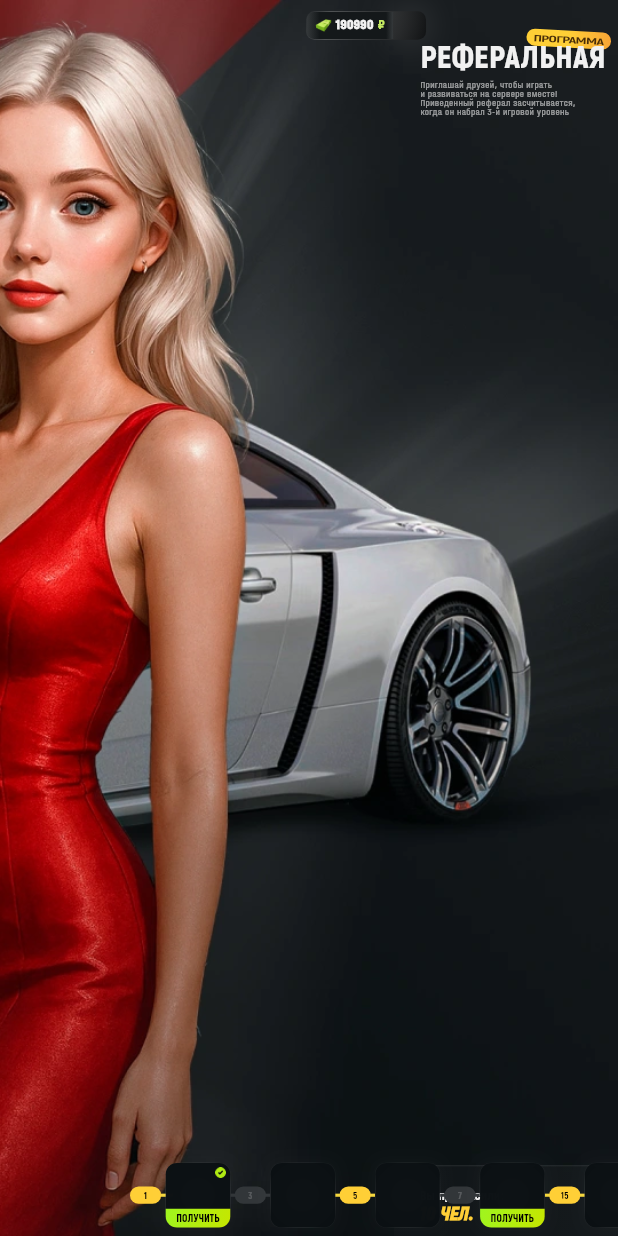
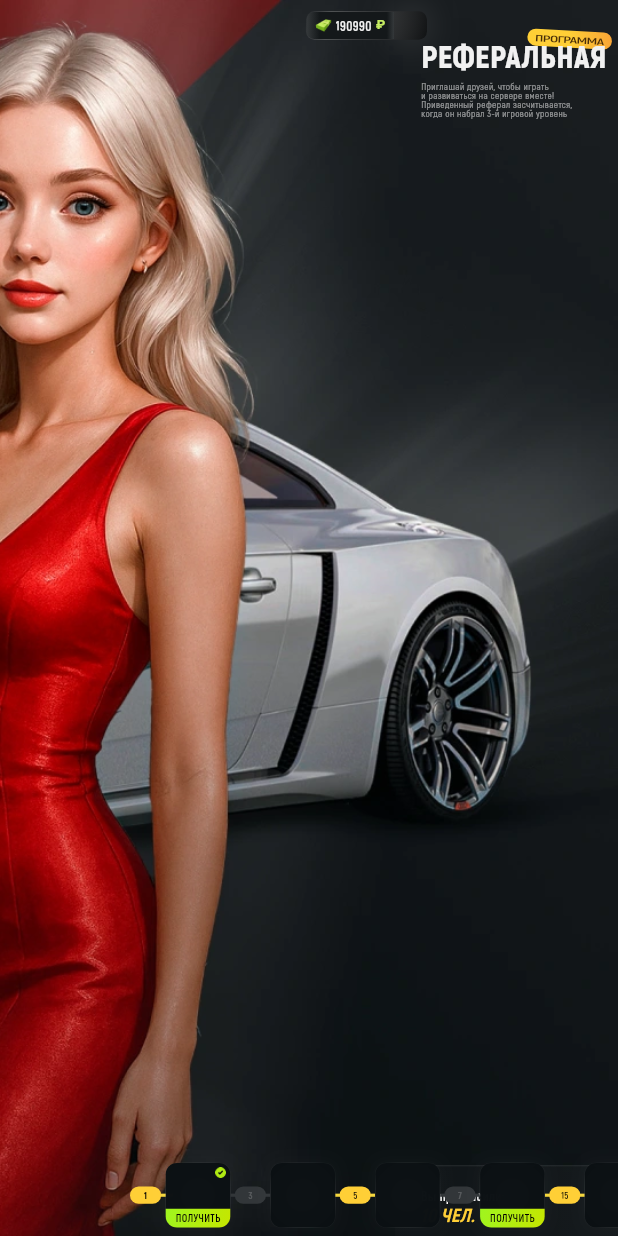
Before and after one commit to petrfalkovsky/com-russia-game-flutter-ui, a Flutter app: the screen it shows after launch, after a tap on "РЕФЕРАЛЬНАЯ ПРОГРАММА", on a phone screen of 412 x 824 dp. Run offline on Flutter 3.47's test engine with Material 3 defaults, Android fonts, the phone set to English and light mode, and no system bars; our stand-ins replace auto_size_text, figma_squircle, get_it, gradient_borders; missing offline and left inert: flutter_inner_shadow.

Commit message:
fix: change halvar to akrobat for testing

```diff
--- a/lib/feature/launcher/referral_program/presentation/pages/referral_program_screen.dart
+++ b/lib/feature/launcher/referral_program/presentation/pages/referral_program_screen.dart
@@ -156,10 +156,10 @@ class ReferralProgramScreen extends StatelessWidget {
                                   context.locales.ref_donate_procent
                                       .replaceAll('%d', '1')
                                       .toLowerCase(),
-                                  style: AppFonts.fontHalvar50sdpW(
+                                  style: AppFonts.fontAkrobat50sdpW(
                                     context,
                                     AppColors.white,
-                                    FontWeight.w800,
+                                    FontWeight.w700,
                                   ),
                                 ),
 
@@ -169,10 +169,10 @@ class ReferralProgramScreen extends StatelessWidget {
                                   context.locales.ref_referrers
                                       .replaceAll('%d', '25')
                                       .toLowerCase(),
-                                  style: AppFonts.fontHalvar30sdpW(
+                                  style: AppFonts.fontAkrobat30sdpW(
                                     context,
                                     AppColors.white.withOpacity(.7),
-                                    FontWeight.w800,
+                                    FontWeight.w700,
                                   ),
                                 ),
                               ],
@@ -271,7 +271,7 @@ class ReferralProgramScreen extends StatelessWidget {
                             AppFonts.fontAkrobat32sdpW(
                               context,
                               AppColors.refBrown,
-                              FontWeight.w800,
+                              FontWeight.w700,
                             ).copyWith(
                               letterSpacing: -.3,
                               height: sdpW(context, 38) / sdpW(context, 32),
@@ -299,7 +299,7 @@ class ReferralProgramScreen extends StatelessWidget {
 
                   Text(
                     context.locales.ref_description,
-                    style: AppFonts.fontHalvar36sdpW(
+                    style: AppFonts.fontAkrobat36sdpW(
                       context,
                       AppColors.white.withOpacity(.6),
                       FontWeight.w300,
@@ -351,10 +351,10 @@ class ReferralProgramScreen extends StatelessWidget {
                           Text(
                             textAlign: TextAlign.center,
                             context.locales.ref_you_invite,
-                            style: AppFonts.fontHalvar50sdpW(
+                            style: AppFonts.fontAkrobat50sdpW(
                               context,
                               AppColors.white,
-                              FontWeight.w800,
+                              FontWeight.w700,
                             ),
                           ),
 
@@ -363,10 +363,10 @@ class ReferralProgramScreen extends StatelessWidget {
                           Text(
                             textAlign: TextAlign.center,
                             '10 ${context.locales.ref_persons.toUpperCase()}',
-                            style: AppFonts.fontHalvar70sdpW(
+                            style: AppFonts.fontAkrobat70sdpW(
                               context,
                               AppColors.refYellowLight,
-                              FontWeight.w900,
+                              FontWeight.w800,
                             ).copyWith(fontStyle: FontStyle.italic),
                           ),
                         ],
--- a/lib/feature/launcher/referral_program/presentation/widgets/accumulated_widget.dart
+++ b/lib/feature/launcher/referral_program/presentation/widgets/accumulated_widget.dart
@@ -189,7 +189,7 @@ class AccumulatedWidget extends StatelessWidget {
                     children: [
                       Text(
                         context.locales.ref_accumulated,
-                        style: AppFonts.fontHalvar30sdpW(
+                        style: AppFonts.fontAkrobat30sdpW(
                           context,
                           AppColors.white.withOpacity(.5),
                           FontWeight.w400,
@@ -206,18 +206,18 @@ class AccumulatedWidget extends StatelessWidget {
                                 children: [
                                   TextSpan(
                                     text: textValue.toString(),
-                                    style: AppFonts.fontHalvar50sdpW(
+                                    style: AppFonts.fontAkrobat50sdpW(
                                       context,
                                       AppColors.white,
-                                      FontWeight.w800,
+                                      FontWeight.w700,
                                     ),
                                   ),
                                   TextSpan(
                                     text: ' ${context.locales.RC}',
-                                    style: AppFonts.fontHalvar50sdpW(
+                                    style: AppFonts.fontAkrobat50sdpW(
                                       context,
                                       AppColors.refYellowLight,
-                                      FontWeight.w800,
+                                      FontWeight.w700,
                                     ),
                                   ),
                                 ],
@@ -328,7 +328,7 @@ class AccumulatedWidget extends StatelessWidget {
                       ),
                       child: Text(
                         context.locales.ref_claim.toUpperCase(),
-                        style: AppFonts.fontHalvar50sdpW(context, AppColors.black, FontWeight.w900),
+                        style: AppFonts.fontAkrobat50sdpW(context, AppColors.black, FontWeight.w700),
                       ),
                     ),
                   ),
--- a/lib/feature/launcher/referral_program/presentation/widgets/balance_widget.dart
+++ b/lib/feature/launcher/referral_program/presentation/widgets/balance_widget.dart
@@ -175,20 +175,20 @@ class BalanceWidget extends StatelessWidget {
                         Text(
                           textAlign: TextAlign.center,
                           balanceValue ?? '0',
-                          style: AppFonts.fontHalvar50sdpW(
+                          style: AppFonts.fontAkrobat50sdpW(
                             context,
                             AppColors.white,
-                            FontWeight.w900,
+                            FontWeight.w700,
                           ),
                         ),
                         sdpW(context, 16).width,
                         Text(
                           textAlign: TextAlign.center,
                           isGreyView ? context.locales.rub : context.locales.RC,
-                          style: AppFonts.fontHalvar50sdpW(
+                          style: AppFonts.fontAkrobat50sdpW(
                             context,
                             isGreyView ? AppColors.refGreen : AppColors.refYellowLight,
-                            FontWeight.w800,
+                            FontWeight.w700,
                           ),
                         ),
                       ],
--- a/lib/feature/launcher/referral_program/presentation/widgets/horizontal_cardlist.dart
+++ b/lib/feature/launcher/referral_program/presentation/widgets/horizontal_cardlist.dart
@@ -164,10 +164,10 @@ class HorizontalCardsList extends StatelessWidget {
                       child: Center(
                         child: Text(
                           buttonText.toUpperCase(),
-                          style: AppFonts.fontHalvar40sdpW(
+                          style: AppFonts.fontAkrobat40sdpW(
                             context,
                             AppColors.black,
-                            FontWeight.w800,
+                            FontWeight.w700,
                           ),
                         ),
                       ),
@@ -272,7 +272,7 @@ class HorizontalCardsList extends StatelessWidget {
                   style: AppFonts.fontAkrobat36sdpW(
                     context,
                     isActive ? AppColors.black : AppColors.white.withOpacity(.2),
-                    FontWeight.w800,
+                    FontWeight.w700,
                   ),
                 ),
               ),
--- a/lib/feature/launcher/referral_program/presentation/widgets/improve_widget.dart
+++ b/lib/feature/launcher/referral_program/presentation/widgets/improve_widget.dart
@@ -113,7 +113,7 @@ class ImproveWidget extends StatelessWidget {
               : context.locales.ref_upgrade
                     .replaceAll('%d', upgradePercent.toString())
                     .toUpperCase(),
-          style: AppFonts.fontHalvar40sdpW(context, AppColors.white, FontWeight.w800),
+          style: AppFonts.fontAkrobat40sdpW(context, AppColors.white, FontWeight.w700),
         ),
       ],
     );
--- a/lib/feature/launcher/referral_program/presentation/widgets/promocode_widget.dart
+++ b/lib/feature/launcher/referral_program/presentation/widgets/promocode_widget.dart
@@ -132,7 +132,7 @@ class PromocodeWidget extends StatelessWidget {
                             Text(
                               textAlign: TextAlign.center,
                               context.locales.ref_your_turn,
-                              style: AppFonts.fontHalvar30sdpW(
+                              style: AppFonts.fontAkrobat30sdpW(
                                 context,
                                 AppColors.white.withOpacity(.5),
                                 FontWeight.w400,
@@ -148,10 +148,10 @@ class PromocodeWidget extends StatelessWidget {
                             Text(
                               textAlign: TextAlign.center,
                               textValue.toString(),
-                              style: AppFonts.fontHalvar50sdpW(
+                              style: AppFonts.fontAkrobat50sdpW(
                                 context,
                                 AppColors.white,
-                                FontWeight.w800,
+                                FontWeight.w700,
                               ),
                             ),
                             sdpW(context, 92).width,
```
